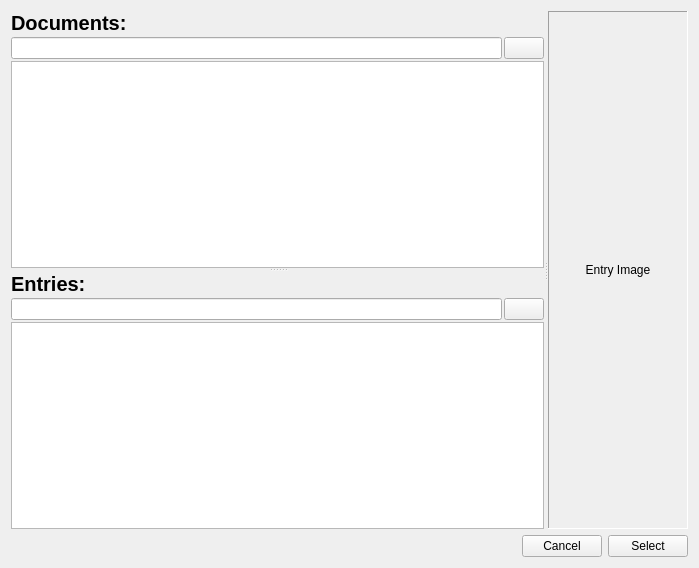
Qt form ui/bookmarkselector.ui (turgu1/uPDF2) before a commit.
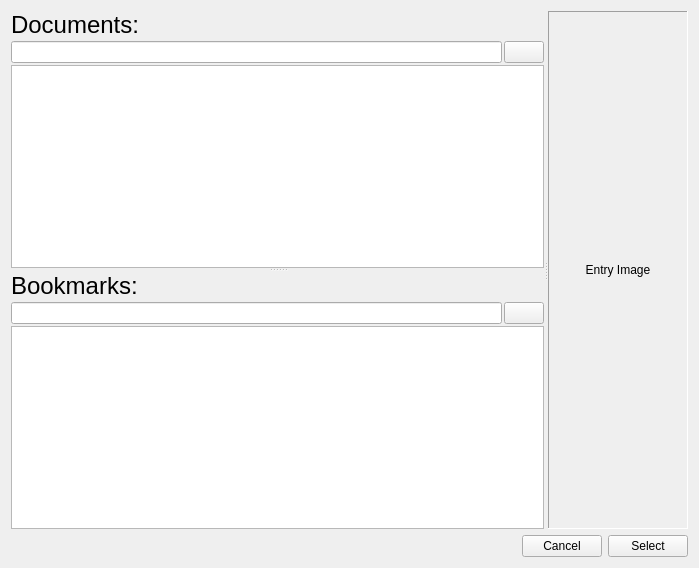
The same form after that commit. Icons and pictures are not drawn.

Diff of the .ui file:
```diff
--- a/ui/bookmarkselector.ui
+++ b/ui/bookmarkselector.ui
@@ -32,11 +32,15 @@
          <widget class="QLabel" name="documentsLabel">
           <property name="font">
            <font>
-            <pointsize>15</pointsize>
-            <weight>75</weight>
-            <bold>true</bold>
+            <family>Arial</family>
+            <pointsize>18</pointsize>
+            <italic>false</italic>
+            <bold>false</bold>
            </font>
           </property>
+          <property name="styleSheet">
+           <string notr="true">font: 75 18pt &quot;Arial&quot;;</string>
+          </property>
           <property name="text">
            <string>Documents:</string>
           </property>
@@ -99,13 +103,17 @@
          <widget class="QLabel" name="entriesLabel">
           <property name="font">
            <font>
-            <pointsize>15</pointsize>
-            <weight>75</weight>
-            <bold>true</bold>
+            <family>Arial</family>
+            <pointsize>18</pointsize>
+            <italic>false</italic>
+            <bold>false</bold>
            </font>
           </property>
+          <property name="styleSheet">
+           <string notr="true">font: 75 18pt &quot;Arial&quot;;</string>
+          </property>
           <property name="text">
-           <string>Entries:</string>
+           <string>Bookmarks:</string>
           </property>
          </widget>
         </item>
```
Left out of the diff: 6 changed lines with no effect on the pictures.
